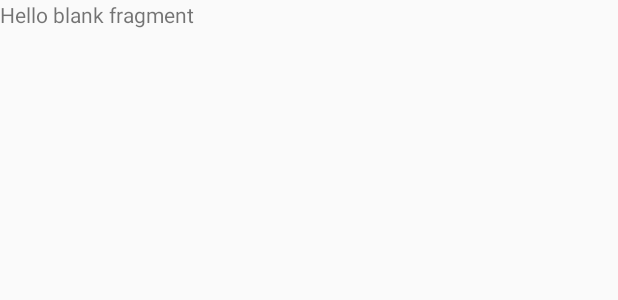
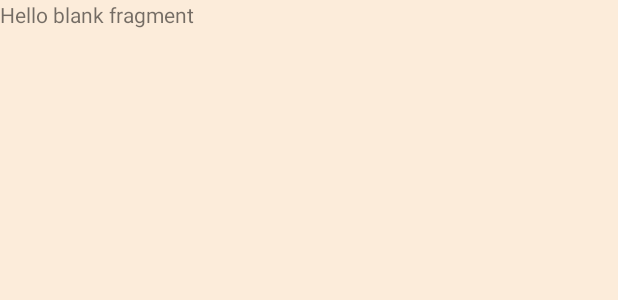
Before and after one commit to shazzadur007/FinalProject, an Android app: the layout fragment_blank.xml on its own in the app's theme, with its tools: preview values and no code run, on a phone screen of 412 x 824 dp. Shown: the top 300 px of the screen. Run offline under Robolectric (Android 15) with nearby library versions, the phone set to English and light mode, and no system bars.

Commit message:
Final Project

```diff
--- a/app/src/main/res/layout/activity_main.xml
+++ b/app/src/main/res/layout/activity_main.xml
@@ -7,7 +7,8 @@
     android:layout_height="match_parent"
     android:fitsSystemWindows="true"
     tools:context=".MainActivity"
-    tools:openDrawer="start">
+    tools:openDrawer="start"
+    >
     <include
         layout="@layout/appbar_layout"
         android:layout_width="match_parent"
--- a/app/src/main/res/layout/fragment_blank.xml
+++ b/app/src/main/res/layout/fragment_blank.xml
@@ -3,7 +3,8 @@
     xmlns:tools="http://schemas.android.com/tools"
     android:layout_width="match_parent"
     android:layout_height="match_parent"
-    tools:context=".BlankFragment">
+    tools:context=".BlankFragment"
+    android:background="@color/daamdekhishadow">
 
     <!-- TODO: Update blank fragment layout -->
     <TextView
--- a/app/src/main/res/layout/fragment_category.xml
+++ b/app/src/main/res/layout/fragment_category.xml
@@ -4,6 +4,7 @@
     android:layout_width="match_parent"
     android:layout_height="match_parent"
     android:orientation="vertical"
+    android:background="@color/daamdekhishadow"
 
     tools:context=".CategoryFragment">
 
--- a/app/src/main/res/layout/fragment_home.xml
+++ b/app/src/main/res/layout/fragment_home.xml
@@ -4,7 +4,8 @@
     android:layout_width="match_parent"
     android:layout_height="match_parent"
     xmlns:app="http://schemas.android.com/apk/res-auto"
-    tools:context=".HomeFragment">
+    tools:context=".HomeFragment"
+    android:background="@color/daamdekhishadow">
 
     <android.support.v4.widget.NestedScrollView
         android:layout_width="match_parent"
--- a/app/src/main/res/layout/fragment_more.xml
+++ b/app/src/main/res/layout/fragment_more.xml
@@ -3,7 +3,8 @@
     xmlns:tools="http://schemas.android.com/tools"
     android:layout_width="match_parent"
     android:layout_height="match_parent"
-    tools:context=".MoreFragment">
+    tools:context=".MoreFragment"
+    android:background="@color/daamdekhishadow">
 
     <!-- TODO: Update blank fragment layout -->
     <TextView
@@ -12,6 +13,6 @@
         android:textSize="30sp"
         android:layout_width="match_parent"
         android:layout_height="match_parent"
-        android:text="" />
+        android:text="More" />
 
 </FrameLayout>
--- a/app/src/main/res/values/colors.xml
+++ b/app/src/main/res/values/colors.xml
@@ -1,6 +1,7 @@
 <?xml version="1.0" encoding="utf-8"?>
 <resources>
     <color name="daamdekhi">#F58900</color>
+    <color name="daamdekhishadow">#FCECDA</color>
     <color name="colorPrimary">#F58900</color>
     <color name="colorPrimaryDark">#00574B</color>
     <color name="colorAccent">#D81B60</color>
```
Also changed, not shown: app/src/main/java/com/example/daamdekhi/MainActivity.java (+10 -1 lines).
